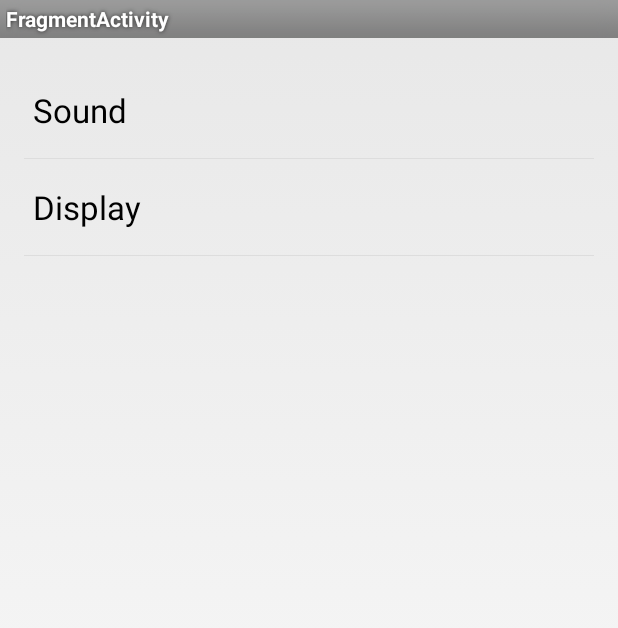
After one commit to fgliu/Demo, an Android app: the FragmentActivity screen opened directly, with no data from a screen before it, on a phone screen of 412 x 824 dp. The commit adds this screen. Shown: the top 628 px of the screen. Run offline under Robolectric (Android 15) with nearby library versions, the phone set to English and light mode, and no system bars.

Commit message:
fragment

```diff
--- a/app/build.gradle
+++ b/app/build.gradle
@@ -25,6 +25,7 @@ dependencies {
         exclude group: 'com.android.support', module: 'support-annotations'
     })
     compile 'com.android.support:appcompat-v7:24.2.1'
+    compile 'com.google.android.gms:play-services-appindexing:9.8.0'
+    compile 'com.android.support:support-v4:24.2.1'
     testCompile 'junit:junit:4.12'
-    compile 'com.google.android.gms:play-services-appindexing:8.4.0'
 }
--- /dev/null
+++ b/app/src/main/java/cn/fgliu/demo/fragment/MenuFragment.java
@@ -0,0 +1,103 @@
+package cn.fgliu.demo.fragment;
+
+import android.app.Activity;
+import android.app.Fragment;
+import android.content.Intent;
+import android.os.Bundle;
+import android.view.LayoutInflater;
+import android.view.View;
+import android.view.ViewGroup;
+import android.widget.AdapterView;
+import android.widget.AdapterView.OnItemClickListener;
+import android.widget.ArrayAdapter;
+import android.widget.ListView;
+
+import cn.fgliu.demo.R;
+import cn.fgliu.demo.ui.DisplayActivity;
+import cn.fgliu.demo.ui.SoundActivity;
+
+/**
+ *  * 菜单的Fragment，用于显示菜单界面内容，以及处理菜单界面的点击事件。
+ */
+public class MenuFragment extends Fragment implements OnItemClickListener {
+
+    /**
+     * 菜单界面中只包含了一个ListView。
+     */
+    private ListView menuList;
+
+    /**
+     * ListView的适配器。
+     */
+    private ArrayAdapter<String> adapter;
+
+    /**
+     * 用于填充ListView的数据，这里就简单只用了两条数据。
+     */
+    private String[] menuItems = {"Sound", "Display"};
+
+    /**
+     * 是否是双页模式。如果一个Activity中包含了两个Fragment，就是双页模式。
+     */
+    private boolean isTwoPane;
+
+    /**
+     * 当Activity和Fragment建立关联时，初始化适配器中的数据。
+     */
+    @Override
+    public void onAttach(Activity activity) {
+        super.onAttach(activity);
+        adapter = new ArrayAdapter<String>(activity, android.R.layout.simple_list_item_1, menuItems);
+    }
+
+    /**
+     * 加载menu_fragment布局文件，为ListView绑定了适配器，并设置了监听事件。
+     */
+    @Override
+    public View onCreateView(LayoutInflater inflater, ViewGroup container, Bundle savedInstanceState) {
+        View view = inflater.inflate(R.layout.fragment_menu, container, false);
+        menuList = (ListView) view.findViewById(R.id.menu_list);
+        menuList.setAdapter(adapter);
+        menuList.setOnItemClickListener(this);
+        return view;
+    }
+
+    /**
+     * 当Activity创建完毕后，尝试获取一下布局文件中是否有details_layout这个元素，如果有说明当前
+     * 是双页模式，如果没有说明当前是单页模式。
+     */
+    @Override
+    public void onActivityCreated(Bundle savedInstanceState) {
+        super.onActivityCreated(savedInstanceState);
+        if (getActivity().findViewById(R.id.details_layout) != null) {
+            isTwoPane = true;
+        } else {
+            isTwoPane = false;
+        }
+    }
+
+    /**
+     * 处理ListView的点击事件，会根据当前是否是双页模式进行判断。如果是双页模式，则会动态添加Fragment。
+     * 如果不是双页模式，则会打开新的Activity。
+     */
+    @Override
+    public void onItemClick(AdapterView<?> arg0, View view, int index, long arg3) {
+        if (isTwoPane) {
+            Fragment fragment = null;
+            if (index == 0) {
+                fragment = new SoundFragment();
+            } else if (index == 1) {
+                fragment = new DisplayFragment();
+            }
+            getFragmentManager().beginTransaction().replace(R.id.details_layout, fragment).commit();
+        } else {
+            Intent intent = null;
+            if (index == 0) {
+                intent = new Intent(getActivity(), SoundActivity.class);
+            } else if (index == 1) {
+                intent = new Intent(getActivity(), DisplayActivity.class);
+            }
+            startActivity(intent);
+        }
+    }
+}
--- /dev/null
+++ b/app/src/main/java/cn/fgliu/demo/ui/FragmentActivity.java
@@ -0,0 +1,16 @@
+package cn.fgliu.demo.ui;
+
+import android.os.Bundle;
+import android.app.Activity;
+
+import cn.fgliu.demo.R;
+
+public class FragmentActivity extends Activity {
+
+    @Override
+    protected void onCreate(Bundle savedInstanceState) {
+        super.onCreate(savedInstanceState);
+        setContentView(R.layout.activity_fragment);
+    }
+
+}
--- /dev/null
+++ b/app/src/main/res/layout-large/activity_fragment.xml
@@ -0,0 +1,20 @@
+<?xml version="1.0" encoding="utf-8"?>
+<LinearLayout xmlns:android="http://schemas.android.com/apk/res/android"
+    android:orientation="vertical" android:layout_width="match_parent"
+    android:layout_height="match_parent">
+
+    <fragment
+        android:id="@+id/left_fragment"
+        android:name="cn.fgliu.demo.fragment.MenuFragment"
+        android:layout_width="wrap_content"
+        android:layout_height="fill_parent"
+        android:layout_weight="1"
+        />
+
+    <FrameLayout
+        android:id="@+id/details_layout"
+        android:layout_width="0dip"
+        android:layout_height="fill_parent"
+        android:layout_weight="3"
+        ></FrameLayout>
+</LinearLayout>
--- /dev/null
+++ b/app/src/main/res/layout/activity_fragment.xml
@@ -0,0 +1,21 @@
+<?xml version="1.0" encoding="utf-8"?>
+<LinearLayout xmlns:android="http://schemas.android.com/apk/res/android"
+    xmlns:tools="http://schemas.android.com/tools"
+    android:id="@+id/activity_fragment"
+    android:layout_width="match_parent"
+    android:layout_height="match_parent"
+    android:paddingBottom="@dimen/activity_vertical_margin"
+    android:paddingLeft="@dimen/activity_horizontal_margin"
+    android:paddingRight="@dimen/activity_horizontal_margin"
+    android:paddingTop="@dimen/activity_vertical_margin"
+    tools:context="cn.fgliu.demo.ui.FragmentActivity">
+
+    <fragment
+        android:id="@+id/menu_fragment"
+        android:name="cn.fgliu.demo.fragment.MenuFragment"
+        android:layout_width="fill_parent"
+        android:layout_height="fill_parent"
+        />
+
+
+</LinearLayout>
--- /dev/null
+++ b/app/src/main/res/layout/fragment_menu.xml
@@ -0,0 +1,11 @@
+<LinearLayout xmlns:android="http://schemas.android.com/apk/res/android"
+    android:layout_width="fill_parent"
+    android:layout_height="fill_parent" >
+
+    <ListView
+        android:id="@+id/menu_list"
+        android:layout_width="fill_parent"
+        android:layout_height="fill_parent"
+        ></ListView>
+
+</LinearLayout>
--- a/app/src/main/res/values/strings.xml
+++ b/app/src/main/res/values/strings.xml
@@ -7,5 +7,9 @@
     <string name="title_activity_slider">SliderActivity</string>
     <string name="title_activity_bidir_sliding">BidirSlidingActivity</string>
     <string name="title_activity_sliding_switcher">SlidingSwitcherActivity</string>
+    <string name="title_activity_fragment">FragmentActivity</string>
+
+    <!-- TODO: Remove or change this placeholder text -->
+    <string name="hello_blank_fragment">Hello blank fragment</string>
 
 </resources>
```
Also changed, not shown: app/src/main/AndroidManifest.xml (+6 -1 lines), app/src/main/java/cn/fgliu/demo/MainActivity.java (+12 -0 lines), app/src/main/java/cn/fgliu/demo/fragment/DisplayFragment.java (added, +24 -0 lines), app/src/main/java/cn/fgliu/demo/fragment/SoundFragment.java (added, +25 -0 lines), app/src/main/java/cn/fgliu/demo/ui/DisplayActivity.java (added, +15 -0 lines), app/src/main/java/cn/fgliu/demo/ui/SoundActivity.java (added, +15 -0 lines), app/src/main/res/layout/activity_display.xml (added, +22 -0 lines), app/src/main/res/layout/activity_main.xml (+7 -0 lines), app/src/main/res/layout/activity_sound.xml (added, +21 -0 lines), app/src/main/res/layout/fragment_display.xml (added, +16 -0 lines), app/src/main/res/layout/fragment_sound.xml (added, +16 -0 lines).
